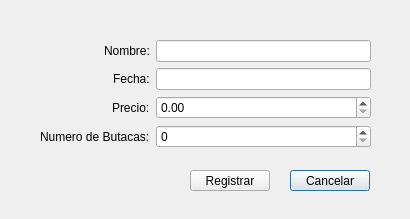
The window that PA2/PA2_Ejercicio02_Villanueva_Rojas/Ejercicio_02/registrarzonagui.ui (JMOrbegoso/USS-2021-II-PP) describes before a commit, drawn with Qt 5.
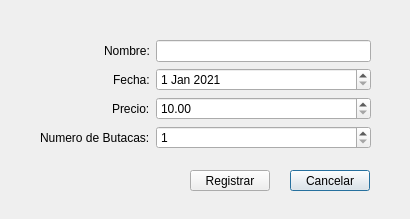
The same window after the commit.

```diff
--- a/PA2/PA2_Ejercicio02_Villanueva_Rojas/Ejercicio_02/registrarzonagui.ui
+++ b/PA2/PA2_Ejercicio02_Villanueva_Rojas/Ejercicio_02/registrarzonagui.ui
@@ -43,9 +43,6 @@
       </property>
      </widget>
     </item>
-    <item row="1" column="1">
-     <widget class="QLineEdit" name="txtFecha"/>
-    </item>
     <item row="2" column="0">
      <widget class="QLabel" name="label_3">
       <property name="text">
@@ -61,10 +58,48 @@
      </widget>
     </item>
     <item row="3" column="1">
-     <widget class="QSpinBox" name="spinBoxButacas"/>
+     <widget class="QSpinBox" name="spinBoxButacas">
+      <property name="minimum">
+       <number>1</number>
+      </property>
+      <property name="maximum">
+       <number>100</number>
+      </property>
+     </widget>
     </item>
     <item row="2" column="1">
-     <widget class="QDoubleSpinBox" name="SpinBoxPrecio"/>
+     <widget class="QDoubleSpinBox" name="SpinBoxPrecio">
+      <property name="minimum">
+       <double>10.000000000000000</double>
+      </property>
+      <property name="singleStep">
+       <double>1.000000000000000</double>
+      </property>
+     </widget>
+    </item>
+    <item row="1" column="1">
+     <widget class="QDateEdit" name="dateEdit">
+      <property name="dateTime">
+       <datetime>
+        <hour>0</hour>
+        <minute>0</minute>
+        <second>0</second>
+        <year>2021</year>
+        <month>1</month>
+        <day>1</day>
+       </datetime>
+      </property>
+      <property name="minimumDateTime">
+       <datetime>
+        <hour>0</hour>
+        <minute>0</minute>
+        <second>0</second>
+        <year>1930</year>
+        <month>9</month>
+        <day>14</day>
+       </datetime>
+      </property>
+     </widget>
     </item>
    </layout>
   </widget>
```
Left out of the diff: 2 changed lines with no effect on the pictures.
